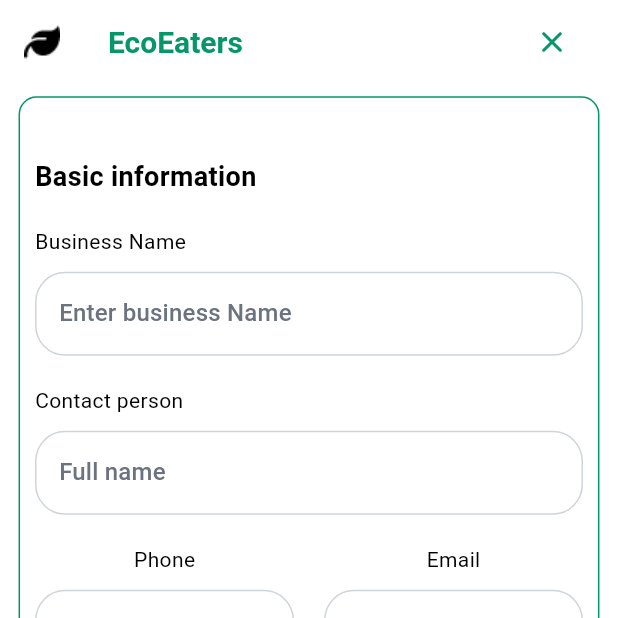
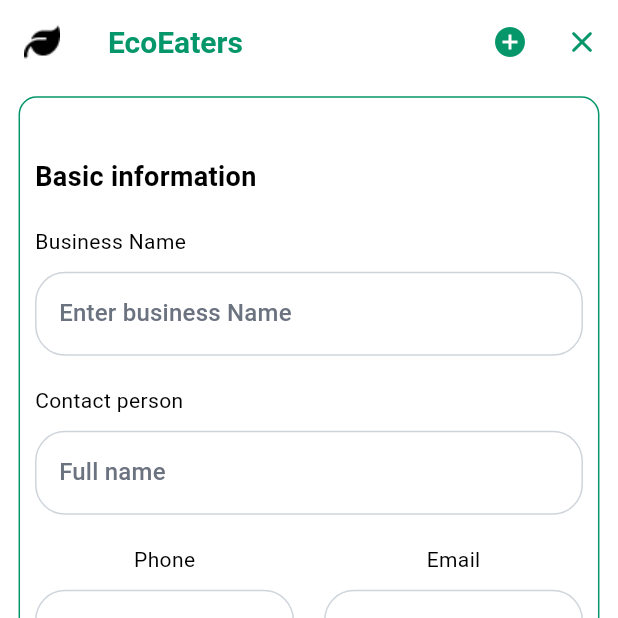
Before and after one commit to Faridaessam1/eco, a Flutter app: the ProfileView screen opened directly, on a phone screen of 412 x 824 dp, the top half of it. Run offline on Flutter 3.47's test engine with Material 3 defaults, Android fonts, the phone set to English and light mode, and no system bars; drawn by our look-alikes of animated_custom_dropdown; our stand-ins replace bot_toast, cloud_firestore, firebase_core, flutter_easyloading, image_picker, smooth_page_indicator; accounts and stored records are empty; generated files the repository leaves out were written again.

```diff
--- a/lib/ui/customer/homeTab/home_tab.dart
+++ b/lib/ui/customer/homeTab/home_tab.dart
@@ -13,6 +13,8 @@ class HomeTab extends StatelessWidget {
     return Scaffold(
       backgroundColor: AppColors.white,
       appBar: AppBar(
+        centerTitle: true,
+        title: Image.asset(AppAssets.appLogo),
         actions: [
           IconButton(
               onPressed: () {},
--- a/lib/ui/customer/restaurantsTab/restaurants_tab.dart
+++ b/lib/ui/customer/restaurantsTab/restaurants_tab.dart
@@ -62,7 +62,6 @@ class _RestaurantsTabState extends State<RestaurantsTab> {
               children: [
                 Image.asset(
                   AppAssets.appLogo,
-                  height: height * 0.02,
                 ),
                 const SizedBox(width: 20),
                 Expanded(
--- a/lib/ui/seller/profile/profile_view.dart
+++ b/lib/ui/seller/profile/profile_view.dart
@@ -29,7 +29,7 @@ class ProfileView extends StatelessWidget {
       appBar: AppBar(
         backgroundColor: AppColors.white,
         leading: Image.asset(AppAssets.ecoEaterIcon),
-        title: Text(
+        title: const Text(
           "EcoEaters",
           style: TextStyle(
             fontSize: 20,
@@ -39,15 +39,20 @@ class ProfileView extends StatelessWidget {
         ),
         actions: [
           IconButton(
-            icon: Icon(
+            icon: const Icon(
+              Icons.add_circle_outlined,
+              color: AppColors.green,
+              weight: 1,
+            ),
+            onPressed: () {},
+          ),
+          IconButton(
+            icon: const Icon(
               Icons.close_rounded,
               color: AppColors.green,
               weight: 1,
             ),
             onPressed: () {},
-          ),
-          SizedBox(
-            width: 20,
           ),
         ],
       ),
@@ -55,7 +60,7 @@ class ProfileView extends StatelessWidget {
         child: Column(
           children: [
             Container(
-              padding: EdgeInsets.all(10),
+              padding: const EdgeInsets.all(10),
               decoration: BoxDecoration(
                   borderRadius: BorderRadius.circular(12),
                   border: Border.all(
@@ -64,27 +69,27 @@ class ProfileView extends StatelessWidget {
               child: Column(
                 crossAxisAlignment: CrossAxisAlignment.start,
                 children: [
-                  SizedBox(
+                  const SizedBox(
                     height: 30,
                   ),
-                  Text(
+                  const Text(
                     "Basic information",
                     style: TextStyle(
                         color: AppColors.black,
                         fontSize: 18,
                         fontWeight: FontWeight.w600),
                   ),
-                  SizedBox(
+                  const SizedBox(
                     height: 20,
                   ),
-                  Text(
+                  const Text(
                     "Business Name",
                     style: TextStyle(
                         fontSize: 14,
                         fontWeight: FontWeight.w400,
                         color: AppColors.black),
                   ),
-                  SizedBox(
+                  const SizedBox(
                     height: 10,
                   ),
                   CustomTextFormField(
@@ -93,17 +98,17 @@ class ProfileView extends StatelessWidget {
                     filledColor: AppColors.white,
                     borderColor: AppColors.grey,
                   ),
-                  SizedBox(
+                  const SizedBox(
                     height: 20,
                   ),
-                  Text(
+                  const Text(
                     "Contact person",
                     style: TextStyle(
                         fontSize: 14,
                         fontWeight: FontWeight.w400,
                         color: AppColors.black),
                   ),
-                  SizedBox(
+                  const SizedBox(
                     height: 10,
                   ),
                   CustomTextFormField(
@@ -112,23 +117,23 @@ class ProfileView extends StatelessWidget {
                     filledColor: AppColors.white,
                     borderColor: AppColors.grey,
                   ),
-                  SizedBox(
+                  const SizedBox(
                     height: 20,
                   ),
-                  Row(),
+                  const Row(),
                   Row(
                     children: [
                       Expanded(
                         child: Column(
                           children: [
-                            Text(
+                            const Text(
                               "Phone",
                               style: TextStyle(
                                   fontSize: 14,
                                   fontWeight: FontWeight.w400,
                                   color: AppColors.black),
                             ),
-                            SizedBox(
+                            const SizedBox(
                               height: 10,
                             ),
                             CustomTextFormField(
@@ -140,20 +145,20 @@ class ProfileView extends StatelessWidget {
                           ],
                         ),
                       ),
-                      SizedBox(
+                      const SizedBox(
                         width: 20,
                       ),
                       Expanded(
                         child: Column(
                           children: [
-                            Text(
+                            const Text(
                               "Email",
                               style: TextStyle(
                                   fontSize: 14,
                                   fontWeight: FontWeight.w400,
                                   color: AppColors.black),
                             ),
-                            SizedBox(
+                            const SizedBox(
                               height: 10,
                             ),
                             CustomTextFormField(
@@ -170,11 +175,11 @@ class ProfileView extends StatelessWidget {
                 ],
               ),
             ),
-            SizedBox(
+            const SizedBox(
               height: 30,
             ),
             Container(
-              padding: EdgeInsets.all(10),
+              padding: const EdgeInsets.all(10),
               decoration: BoxDecoration(
                   borderRadius: BorderRadius.circular(12),
                   border: Border.all(
@@ -183,27 +188,27 @@ class ProfileView extends StatelessWidget {
               child: Column(
                 crossAxisAlignment: CrossAxisAlignment.start,
                 children: [
-                  SizedBox(
+                  const SizedBox(
                     height: 30,
                   ),
-                  Text(
+                  const Text(
                     "Business Details",
                     style: TextStyle(
                         color: AppColors.black,
                         fontSize: 18,
                         fontWeight: FontWeight.w600),
                   ),
-                  SizedBox(
+                  const SizedBox(
                     height: 20,
                   ),
-                  Text(
+                  const Text(
                     "Business type",
                     style: TextStyle(
                         fontSize: 14,
                         fontWeight: FontWeight.w400,
                         color: AppColors.black),
                   ),
-                  SizedBox(
+                  const SizedBox(
                     height: 10,
                   ),
                   CustomDropdown<String>(
@@ -217,29 +222,29 @@ class ProfileView extends StatelessWidget {
                         width: 1.8,
                       ),
                       closedBorderRadius: BorderRadius.circular(18),
-                      closedSuffixIcon: Icon(
+                      closedSuffixIcon: const Icon(
                         Icons.arrow_drop_down_rounded,
                         color: AppColors.green,
                         size: 28,
                       ),
-                      expandedSuffixIcon: Icon(
+                      expandedSuffixIcon: const Icon(
                         Icons.arrow_drop_up_rounded,
                         color: AppColors.green,
                         size: 28,
                       ),
                     ),
                   ),
-                  SizedBox(
+                  const SizedBox(
                     height: 20,
                   ),
-                  Text(
+                  const Text(
                     "Location",
                     style: TextStyle(
                         fontSize: 14,
                         fontWeight: FontWeight.w400,
                         color: AppColors.black),
                   ),
-                  SizedBox(
+                  const SizedBox(
                     height: 10,
                   ),
                   CustomTextFormField(
@@ -249,17 +254,17 @@ class ProfileView extends StatelessWidget {
                     borderColor: AppColors.grey,
                     iconPath: AppAssets.locationIcon,
                   ),
-                  SizedBox(
+                  const SizedBox(
                     height: 20,
                   ),
-                  Text(
+                  const Text(
                     "Operating hours",
                     style: TextStyle(
                         fontSize: 14,
                         fontWeight: FontWeight.w400,
                         color: AppColors.black),
                   ),
-                  SizedBox(
+                  const SizedBox(
                     height: 10,
                   ),
                   CustomDropdown<String>(
@@ -273,19 +278,19 @@ class ProfileView extends StatelessWidget {
                         width: 1.8,
                       ),
                       closedBorderRadius: BorderRadius.circular(18),
-                      closedSuffixIcon: Icon(
+                      closedSuffixIcon: const Icon(
                         Icons.arrow_drop_down_rounded,
                         color: AppColors.green,
                         size: 28,
                       ),
-                      expandedSuffixIcon: Icon(
+                      expandedSuffixIcon: const Icon(
                         Icons.arrow_drop_up_rounded,
                         color: AppColors.green,
                         size: 28,
                       ),
                     ),
                   ),
-                  SizedBox(
+                  const SizedBox(
                     height: 20,
                   ),
                 ],
--- a/pubspec.yaml
+++ b/pubspec.yaml
@@ -45,6 +45,7 @@ dependencies:
   intl: any
   smooth_page_indicator:
   firebase_core: ^3.13.0
+  cloud_firestore: ^5.6.6
 
 dev_dependencies:
   flutter_test:
```
Also changed, not shown: lib/Data/restaurant_model.dart (added, +65 -0 lines), lib/core/FirebaseServices/firebase_firestore.dart (+89 -89 lines), lib/ui/customer/restaurantsFoodItems/restaurants_food_items.dart (+6 -64 lines), lib/ui/customer/widgets/food_item_card.dart (+6 -6 lines), pubspec.lock, 3 other files.
